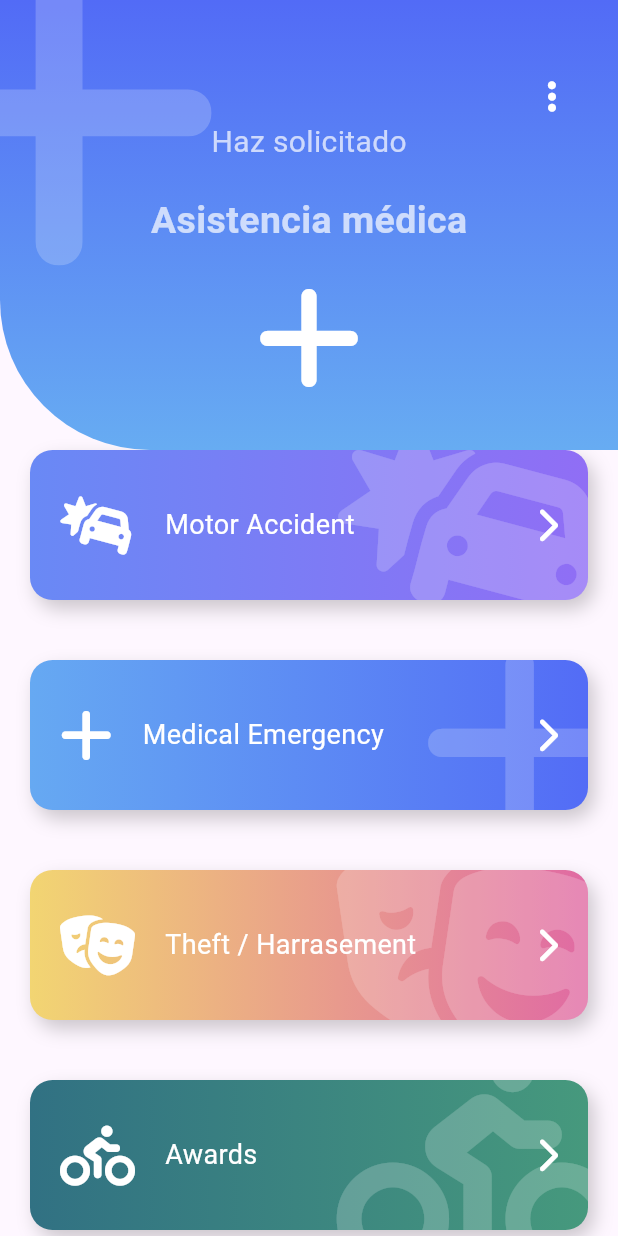
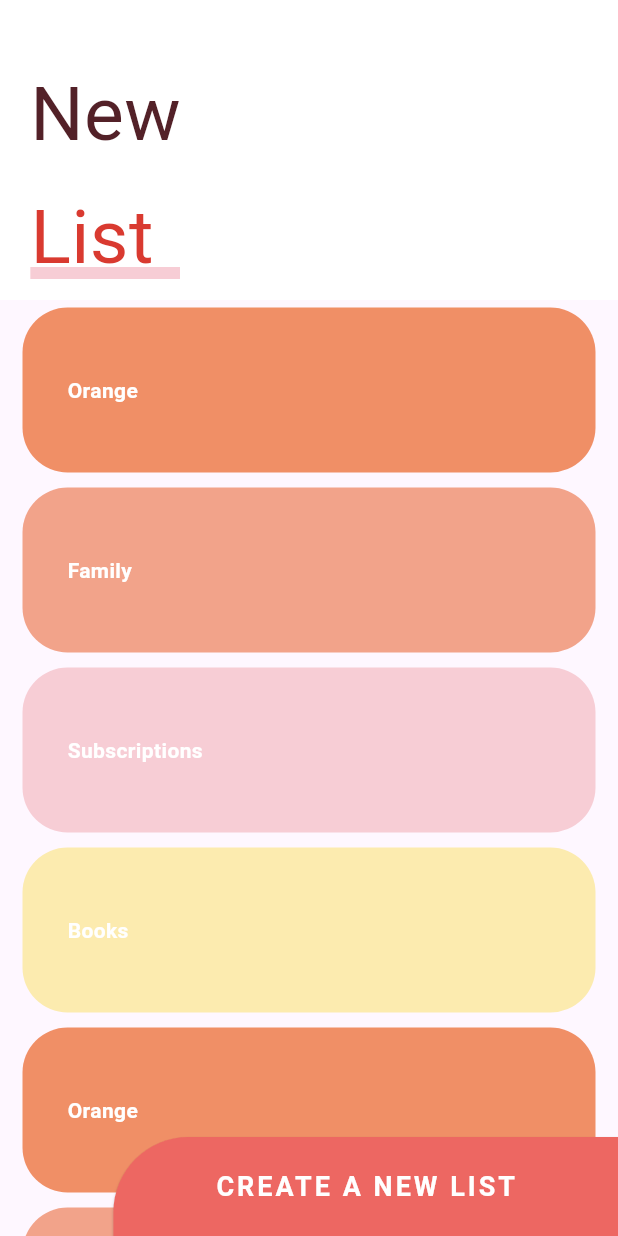
Before and after one commit to marcelaTrujilloToro/advance-flutter, a Flutter app: the screen it shows after launch, on a phone screen of 412 x 824 dp. Run offline on Flutter 3.47's test engine with Material 3 defaults, Android fonts, the phone set to English and light mode, and no system bars; our stand-ins replace animate_do, flutter_svg, font_awesome_flutter.

Commit message:
feat: slivers

```diff
--- a/lib/main.dart
+++ b/lib/main.dart
@@ -1,5 +1,6 @@
 import 'package:flutter/material.dart';
-import 'package:disenos/src/pages/emergency_page.dart';
+import 'package:disenos/src/pages/sliver_list_page.dart';
+// import 'package:disenos/src/pages/emergency_page.dart';
 // import 'package:disenos/src/pages/pinterest_page.dart';
 // import 'package:disenos/src/pages/slideshow_page.dart';
 // import 'package:disenos/src/labs/slideshow_page.dart';
@@ -18,10 +19,10 @@ class MainApp extends StatelessWidget {
 
   @override
   Widget build(BuildContext context) {
-    return MaterialApp(
+    return const MaterialApp(
       debugShowCheckedModeBanner: false,
       title: 'Diseños App',
-      home: EmergencyPage(),
+      home: SliverListPage(),
     );
   }
 }
--- /dev/null
+++ b/lib/src/pages/sliver_list_page.dart
@@ -0,0 +1,223 @@
+import 'package:flutter/material.dart';
+import 'package:flutter/widgets.dart';
+
+class SliverListPage extends StatelessWidget {
+  const SliverListPage({super.key});
+
+  @override
+  Widget build(BuildContext context) {
+    return Scaffold(
+        body: Stack(
+      children: [
+        _MainScroll(),
+        Positioned(bottom: 0, right: 0, child: _ButtonNewList())
+      ],
+    ));
+  }
+}
+
+class _ButtonNewList extends StatelessWidget {
+  @override
+  Widget build(BuildContext context) {
+    final size = MediaQuery.of(context).size;
+
+    return ButtonTheme(
+      child: ElevatedButton(
+          style: ButtonStyle(
+            backgroundColor:
+                MaterialStateProperty.all<Color>(const Color(0xffED6762)),
+            shape: MaterialStateProperty.all<RoundedRectangleBorder>(
+              const RoundedRectangleBorder(
+                borderRadius: BorderRadius.only(
+                  topLeft: Radius.circular(50),
+                ),
+              ),
+            ),
+          ),
+          child: SizedBox(
+            height: size.height * 0.08,
+            width: size.width * 0.7,
+            child: const Center(
+              child: Text(
+                'CREATE A NEW LIST',
+                style: TextStyle(
+                  color: Colors.white,
+                  fontSize: 18,
+                  fontWeight: FontWeight.bold,
+                  letterSpacing: 2,
+                ),
+              ),
+            ),
+          ),
+          onPressed: () {}),
+    );
+  }
+}
+
+class _MainScroll extends StatelessWidget {
+  final items = [
+    const _ListItem('Orange', Color(0xffF08F66)),
+    const _ListItem('Family', Color(0xffF2A38A)),
+    const _ListItem('Subscriptions', Color(0xffF7CDD5)),
+    const _ListItem('Books', Color(0xffFCEBAF)),
+    const _ListItem('Orange', Color(0xffF08F66)),
+    const _ListItem('Family', Color(0xffF2A38A)),
+    const _ListItem('Subscriptions', Color(0xffF7CDD5)),
+    const _ListItem('Books', Color(0xffFCEBAF)),
+    const _ListItem('Orange', Color(0xffF08F66)),
+    const _ListItem('Family', Color(0xffF2A38A)),
+    const _ListItem('Subscriptions', Color(0xffF7CDD5)),
+    const _ListItem('Books', Color(0xffFCEBAF)),
+    const _ListItem('Orange', Color(0xffF08F66)),
+    const _ListItem('Family', Color(0xffF2A38A)),
+    const _ListItem('Subscriptions', Color(0xffF7CDD5)),
+    const _ListItem('Books', Color(0xffFCEBAF)),
+  ];
+
+  @override
+  Widget build(BuildContext context) {
+    return CustomScrollView(
+      slivers: <Widget>[
+        SliverPersistentHeader(
+          floating: true,
+          delegate: _SliverCustomHeaderDelegate(
+            minHeight: 200,
+            maxHeight: 200,
+            child: Container(
+              alignment: Alignment.centerLeft,
+              color: Colors.white,
+              child: _Title(),
+            ),
+          ),
+        ),
+
+        //
+        SliverList(
+          delegate: SliverChildListDelegate([
+            ...items,
+            const SizedBox(height: 100),
+          ]),
+        )
+      ],
+    );
+  }
+}
+
+class _SliverCustomHeaderDelegate extends SliverPersistentHeaderDelegate {
+  final double minHeight;
+  final double maxHeight;
+  final Widget child;
+
+  _SliverCustomHeaderDelegate({
+    required this.minHeight,
+    required this.maxHeight,
+    required this.child,
+  });
+
+  @override
+  Widget build(
+      BuildContext context, double shrinkOffset, bool overlapsContent) {
+    return SizedBox.expand(child: child);
+  }
+
+  @override
+  double get maxExtent => maxHeight;
+
+  @override
+  double get minExtent => minHeight;
+
+  @override
+  bool shouldRebuild(_SliverCustomHeaderDelegate oldDelegate) {
+    return maxHeight != oldDelegate.maxHeight ||
+        minHeight != oldDelegate.minHeight ||
+        child != oldDelegate.child;
+  }
+}
+
+class _Title extends StatelessWidget {
+  @override
+  Widget build(BuildContext context) {
+    return Column(
+      children: <Widget>[
+        const SizedBox(height: 30),
+        Container(
+          margin: const EdgeInsets.symmetric(horizontal: 20, vertical: 10),
+          child: const Text(
+            'New',
+            style: TextStyle(
+              color: Color(0xff532128),
+              fontSize: 50,
+            ),
+          ),
+        ),
+
+        //
+        Stack(
+          children: <Widget>[
+            const SizedBox(width: 100),
+            Positioned(
+                bottom: 8,
+                child: Container(
+                    width: 120, height: 8, color: const Color(0xfff7cdd5))),
+            const Text(
+              'List',
+              style: TextStyle(
+                color: Color(0xffd93a30),
+                fontSize: 50,
+                fontWeight: FontWeight.w400,
+              ),
+            ),
+          ],
+        )
+      ],
+    );
+  }
+}
+
+class _TaskList extends StatelessWidget {
+  final items = [
+    const _ListItem('Orange', Color(0xffF08F66)),
+    const _ListItem('Family', Color(0xffF2A38A)),
+    const _ListItem('Subscriptions', Color(0xffF7CDD5)),
+    const _ListItem('Books', Color(0xffFCEBAF)),
+    const _ListItem('Orange', Color(0xffF08F66)),
+    const _ListItem('Family', Color(0xffF2A38A)),
+    const _ListItem('Subscriptions', Color(0xffF7CDD5)),
+    const _ListItem('Books', Color(0xffFCEBAF)),
+  ];
+
+  @override
+  Widget build(BuildContext context) {
+    return ListView.builder(
+      physics: const BouncingScrollPhysics(),
+      itemCount: items.length,
+      itemBuilder: (context, index) => items[index],
+    );
+  }
+}
+
+class _ListItem extends StatelessWidget {
+  final String title;
+  final Color color;
+
+  const _ListItem(this.title, this.color);
+
+  @override
+  Widget build(BuildContext context) {
+    return Container(
+      alignment: Alignment.centerLeft,
+      padding: const EdgeInsets.all(30),
+      height: 110,
+      margin: const EdgeInsets.symmetric(horizontal: 15, vertical: 5),
+      decoration: BoxDecoration(
+        borderRadius: BorderRadius.circular(30),
+        color: color,
+      ),
+      child: Text(
+        title,
+        style:
+            const TextStyle(color: Colors.white, fontWeight: FontWeight.bold),
+      ),
+    );
+  }
+}
```
